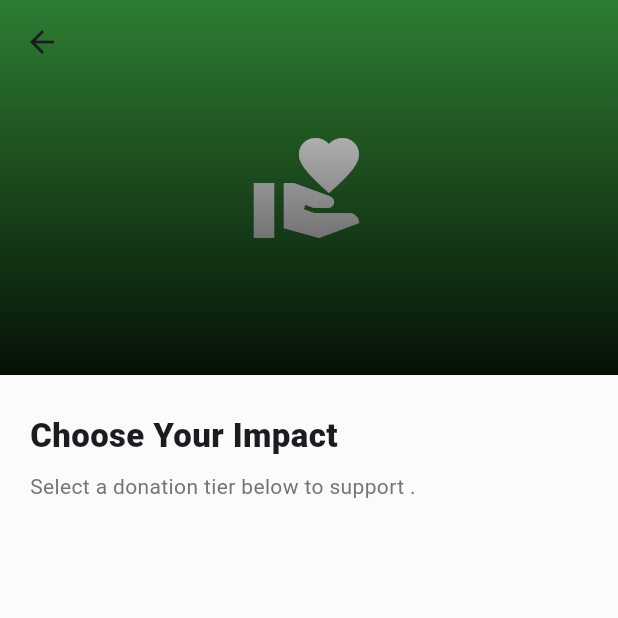
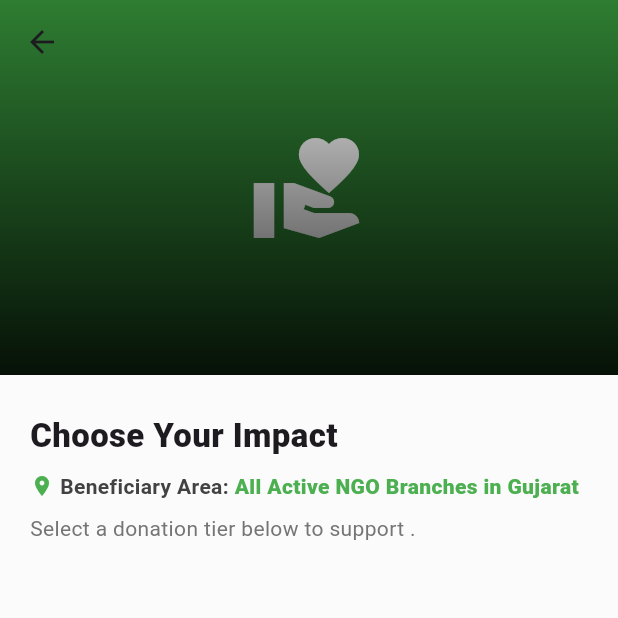
Before and after one commit to chand1704/NGO-Flutter-Project, a Flutter app: the DonationDetailsPage screen opened directly with empty values, on a phone screen of 412 x 824 dp, the top half of it. Run offline on Flutter 3.47's test engine with Material 3 defaults, Android fonts, the phone set to English and light mode, and no system bars; our stand-ins replace cloud_firestore, firebase_auth, firebase_core, fl_chart, get, google_sign_in and 5 more; missing offline and left inert: flutter_paypal_payment; accounts and stored records are empty.

Commit message:
NGO-Flutter-Project

```diff
--- a/lib/Donation_details.dart
+++ b/lib/Donation_details.dart
@@ -18,8 +18,35 @@ class DonationDetailsPage extends StatelessWidget {
     required this.details,
   });
 
+  String _getStaticArea(String category) {
+    switch (category) {
+      case "Old Age":
+        return " Pasodara Center & "
+            "Mota Varachha, Surat Center";
+      case "Tree":
+        return " Green Belt Area (NH-48) & Sarthana Park";
+
+      case "Education":
+        return " Helping Hands Primary Wing & Katargam School";
+
+      case "Medical":
+        return " Community Health Camp (Surat) & Adajan Clinic";
+
+      case "Food":
+        return " NGO Kitchen (Varachha) & Puna Area Distribution";
+
+      case "Cow Shelter":
+        return " Goshala (Kamrej) & Bhestan Shelter";
+
+      default:
+        return " All Active NGO Branches in Gujarat";
+    }
+  }
+
   @override
   Widget build(BuildContext context) {
+    final String targetArea = _getStaticArea(categoryName);
+
     return Scaffold(
       backgroundColor: const Color(0xFFFBFBFC),
       body: CustomScrollView(
@@ -74,6 +101,33 @@ class DonationDetailsPage extends StatelessWidget {
                     style: TextStyle(fontSize: 22, fontWeight: FontWeight.w900),
                   ),
                   const SizedBox(height: 8),
+                  Row(
+                    children: [
+                      const Icon(
+                        Icons.location_on,
+                        size: 16,
+                        color: Colors.green,
+                      ),
+                      const SizedBox(width: 4),
+                      Text(
+                        "Beneficiary Area:",
+                        style: TextStyle(
+                          color: Colors.grey.shade800,
+                          fontWeight: FontWeight.bold,
+                          fontSize: 14,
+                        ),
+                      ),
+                      Text(
+                        targetArea,
+                        style: const TextStyle(
+                          color: Colors.green,
+                          fontWeight: FontWeight.w900,
+                          fontSize: 14,
+                        ),
+                      ),
+                    ],
+                  ),
+                  const SizedBox(height: 8),
                   Text(
                     "Select a donation tier below to support $categoryName.",
                     style: TextStyle(color: Colors.grey.shade600),
@@ -88,7 +142,8 @@ class DonationDetailsPage extends StatelessWidget {
             padding: const EdgeInsets.all(20),
             sliver: SliverList(
               delegate: SliverChildBuilderDelegate(
-                (context, index) => _buildTierCard(context, details[index]),
+                (context, index) =>
+                    _buildTierCard(context, details[index], targetArea),
                 childCount: details.length,
               ),
             ),
@@ -114,7 +169,7 @@ class DonationDetailsPage extends StatelessWidget {
     );
   }
 
-  Widget _buildTierCard(BuildContext context, DonationItem item) {
+  Widget _buildTierCard(BuildContext context, DonationItem item, String area) {
     return Container(
       margin: const EdgeInsets.only(bottom: 16),
       decoration: BoxDecoration(
@@ -154,7 +209,8 @@ class DonationDetailsPage extends StatelessWidget {
           Navigator.push(
             context,
             MaterialPageRoute(
-              builder: (context) => DonatePaymentPage(item: item),
+              builder: (context) =>
+                  DonatePaymentPage(item: item, targetArea: area),
             ),
           );
         },
--- a/lib/donate_payment_page.dart
+++ b/lib/donate_payment_page.dart
@@ -9,9 +9,13 @@ import 'package:ngo_project/service/donation_service.dart';
 
 class DonatePaymentPage extends StatefulWidget {
   final DonationItem item;
+  final String targetArea;
 
-  const DonatePaymentPage({super.key, required this.item});
-
+  const DonatePaymentPage({
+    super.key,
+    required this.item,
+    required this.targetArea,
+  });
   @override
   State<DonatePaymentPage> createState() => _DonatePaymentPageState();
 }
```
Also changed, not shown: pubspec.lock.
